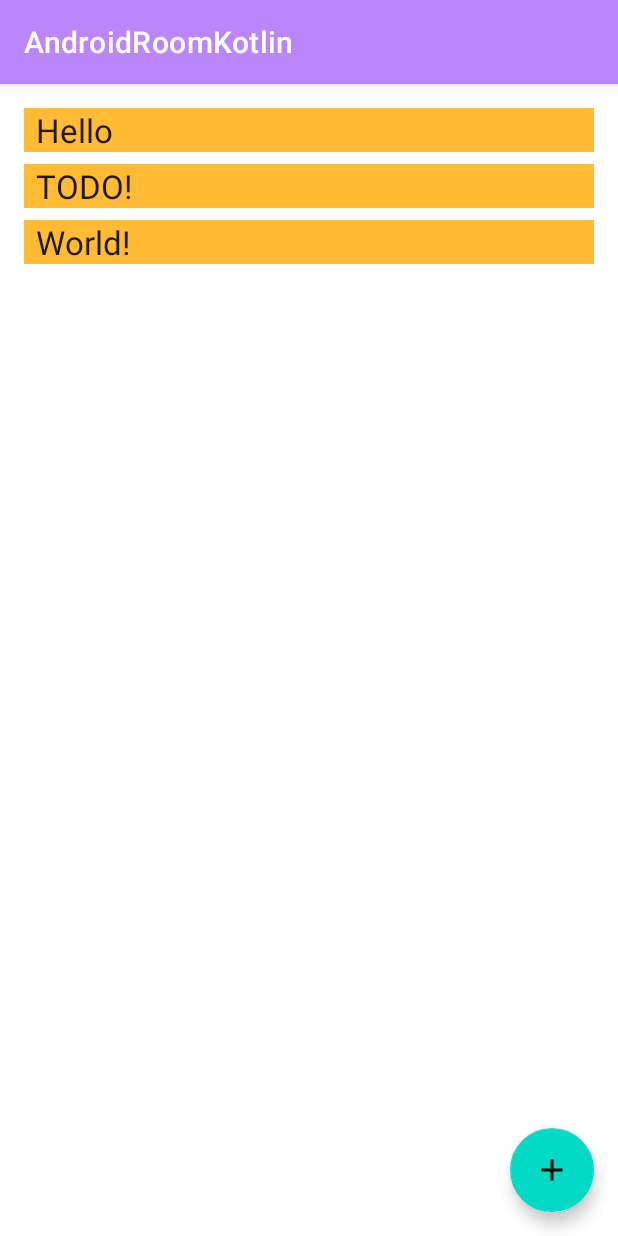
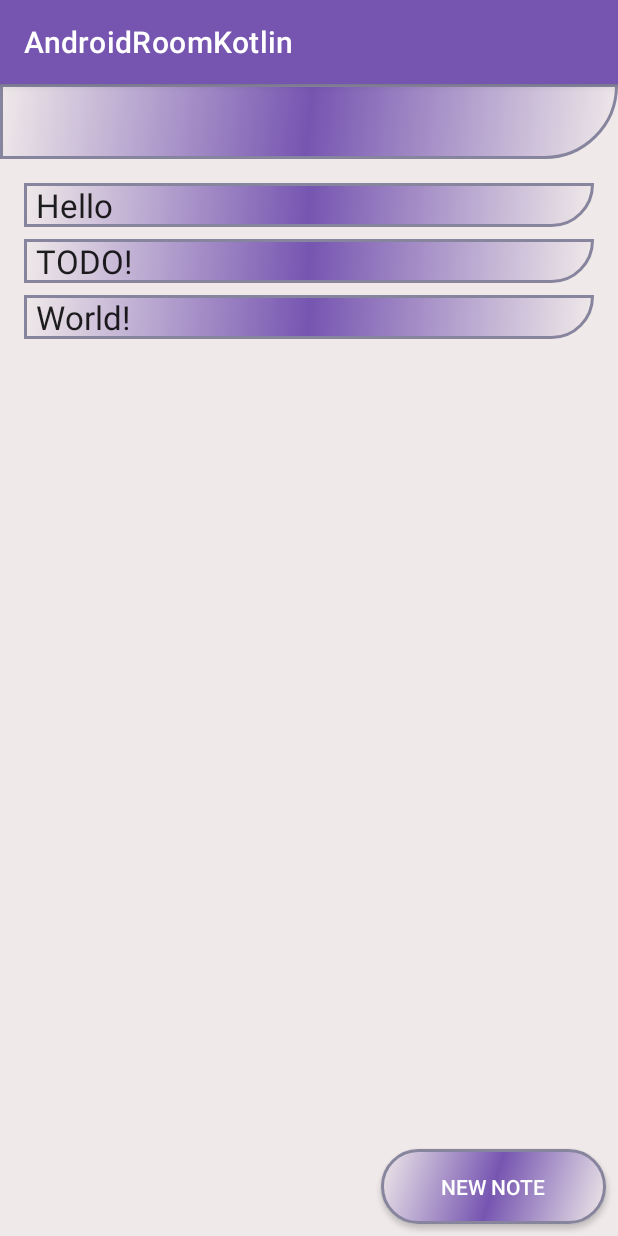
Before and after one commit to mertcaliskan01/KotlinProject, an Android app: the screen it shows after launch (MainActivity), on a phone screen of 412 x 824 dp. Run offline under Robolectric (Android 15) with nearby library versions, the phone set to English and light mode, and no system bars; our stand-ins replace Room's generated code; 2 statements that could not run were skipped.

Commit message:
Genel değişiklikler

```diff
--- a/app/src/main/java/com/mtcn/androidroomkotlin/MainActivity.kt
+++ b/app/src/main/java/com/mtcn/androidroomkotlin/MainActivity.kt
@@ -4,7 +4,9 @@ import android.app.Activity
 import android.content.Intent
 import androidx.appcompat.app.AppCompatActivity
 import android.os.Bundle
+import android.util.Log
 import android.widget.Toast
+import androidx.activity.result.contract.ActivityResultContracts
 import androidx.activity.viewModels
 import androidx.lifecycle.Observer
 import androidx.recyclerview.widget.LinearLayoutManager
--- /dev/null
+++ b/app/src/main/res/drawable/background_excample.xml
@@ -0,0 +1,13 @@
+<?xml version="1.0" encoding="UTF-8"?>
+<layer-list xmlns:android="http://schemas.android.com/apk/res/android">
+    <item>
+        <shape android:shape="oval">
+            <solid android:color="@android:color/black" />
+        </shape>
+    </item>
+    <item android:top="1dp" android:left="1dp" android:right="1dp" android:bottom="1dp">
+        <shape android:shape="oval">
+            <solid android:color="@android:color/red" />
+        </shape>
+    </item>
+</layer-list>
--- /dev/null
+++ b/app/src/main/res/drawable/button_shape.xml
@@ -0,0 +1,24 @@
+<?xml version="1.0" encoding="utf-8"?>
+<shape xmlns:android="http://schemas.android.com/apk/res/android" android:shape="rectangle" >
+    <corners
+        android:radius="35dp"
+        />
+    <gradient
+        android:angle="135"
+        android:centerX="50%"
+        android:centerColor="@color/colorPrimary"
+        android:startColor="@color/colorlightGrey"
+        android:endColor="@color/colorlightGrey"
+        android:type="linear"
+        />
+    <padding
+        android:left="0dp"
+        android:top="0dp"
+        android:right="0dp"
+        android:bottom="0dp"
+        />
+    <stroke
+        android:width="2dp"
+        android:color="#87859E"
+        />
+</shape>
--- /dev/null
+++ b/app/src/main/res/drawable/rectangle_background.xml
@@ -0,0 +1,14 @@
+<?xml version="1.0" encoding="utf-8"?>
+<shape xmlns:android="http://schemas.android.com/apk/res/android"
+    android:shape='rectangle'>
+    <corners
+        android:radius="15dp"/>
+    <gradient
+        android:angle="135"
+        android:centerX="50%"
+        android:centerColor="@color/colorPrimary"
+        android:startColor="@color/colorlightGrey"
+        android:endColor="@color/colorlightGrey"
+        android:type="linear"
+        />
+</shape>
--- /dev/null
+++ b/app/src/main/res/drawable/title_shape.xml
@@ -0,0 +1,21 @@
+<?xml version="1.0" encoding="utf-8"?>
+<shape xmlns:android="http://schemas.android.com/apk/res/android" android:shape="rectangle" >
+    <corners
+        android:topLeftRadius="0dp"
+        android:topRightRadius="0dp"
+        android:bottomLeftRadius="0dp"
+        android:bottomRightRadius="100dp"
+        />
+    <gradient
+        android:angle="135"
+        android:centerX="50%"
+        android:centerColor="@color/colorPrimary"
+        android:startColor="@color/colorlightGrey"
+        android:endColor="@color/colorlightGrey"
+        android:type="linear"
+        />
+    <stroke
+        android:width="2dp"
+        android:color="#87859E"
+        />
+</shape>
--- a/app/src/main/res/layout/activity_main.xml
+++ b/app/src/main/res/layout/activity_main.xml
@@ -4,26 +4,44 @@
     xmlns:tools="http://schemas.android.com/tools"
     android:layout_width="match_parent"
     android:layout_height="match_parent"
+    android:background="@color/colorlightGrey"
     tools:context=".MainActivity">
+
+    <View
+        android:id="@+id/view"
+        android:layout_width="wrap_content"
+        android:layout_height="50dp"
+        android:background="@drawable/title_shape"
+        app:layout_constraintEnd_toEndOf="parent"
+        app:layout_constraintStart_toStartOf="parent"
+        app:layout_constraintTop_toTopOf="parent" />
+
 
     <androidx.recyclerview.widget.RecyclerView
         android:id="@+id/recyclerview"
         android:layout_width="0dp"
         android:layout_height="0dp"
-        tools:listitem="@layout/recyclerview_item"
         android:padding="@dimen/big_padding"
-        app:layout_constraintBottom_toBottomOf="parent"
+        app:layout_constraintBottom_toTopOf="@+id/fab"
         app:layout_constraintLeft_toLeftOf="parent"
         app:layout_constraintRight_toRightOf="parent"
-        app:layout_constraintTop_toTopOf="parent" />
+        app:layout_constraintTop_toBottomOf="@+id/view"
+        tools:listitem="@layout/recyclerview_item" />
 
-    <com.google.android.material.floatingactionbutton.FloatingActionButton
+    <androidx.appcompat.widget.AppCompatButton
         android:id="@+id/fab"
         app:layout_constraintBottom_toBottomOf="parent"
         app:layout_constraintEnd_toEndOf="parent"
-        android:layout_width="wrap_content"
-        android:layout_height="wrap_content"
-        android:layout_margin="16dp"
+        android:layout_width="150dp"
+        android:text="@string/add_word"
+        android:shadowColor="#A8A8A8"
+        android:textColor="#FFFFFF"
+        android:layout_height="50dp"
+        android:layout_margin="8dp"
         android:contentDescription="@string/add_word"
-        android:src="@drawable/ic_baseline_add_24"/>
+        android:background="@drawable/button_shape"
+        />
+
+
+
 </androidx.constraintlayout.widget.ConstraintLayout>
--- a/app/src/main/res/layout/recyclerview_item.xml
+++ b/app/src/main/res/layout/recyclerview_item.xml
@@ -9,5 +9,5 @@
         style="@style/word_title"
         android:layout_width="match_parent"
         android:layout_height="wrap_content"
-        android:background="@android:color/holo_orange_light" />
+        android:background="@drawable/title_shape" />
 </LinearLayout>
--- a/app/src/main/res/values/colors.xml
+++ b/app/src/main/res/values/colors.xml
@@ -7,8 +7,11 @@
     <color name="teal_700">#FF018786</color>
     <color name="black">#FF000000</color>
     <color name="white">#FFFFFFFF</color>
-    <color name="colorPrimary">#FFBB86FC</color>
+    <color name="colorPrimary">#7655B1</color>
     <color name="colorPrimaryDark">#FF3700B3</color>
     <color name="colorAccent">#FF018786</color>
     <color name="buttonLabel">#FFFFFF</color>
+
+
+    <color name="colorlightGrey">#EFE9E9</color>
 </resources>
--- a/app/src/main/res/values/strings.xml
+++ b/app/src/main/res/values/strings.xml
@@ -3,5 +3,5 @@
     <string name="hint_word">Word...</string>
     <string name="button_save">Save</string>
     <string name="empty_not_saved">Word not saved because it is empty.</string>
-    <string name="add_word">Add word</string>
+    <string name="add_word">New Note</string>
 </resources>
```
